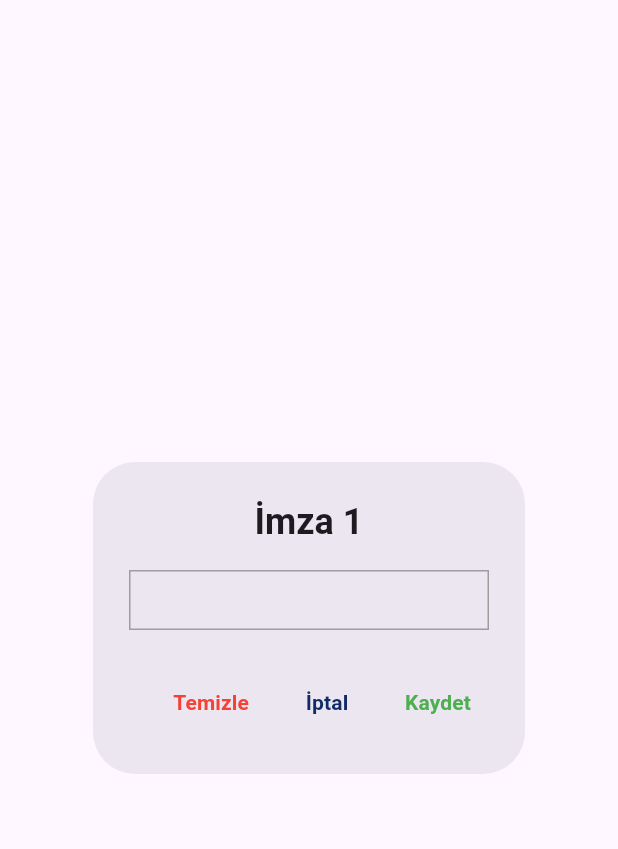
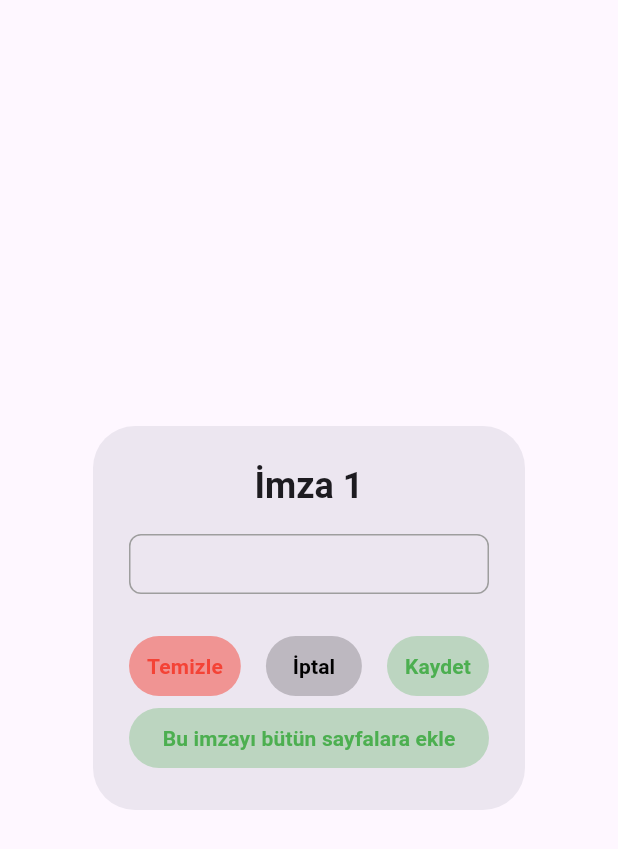
Before and after one commit to Just0lga/pdfsignpro, a Flutter app: the SignatureDialog widget shown alone on an empty page, opened directly with empty values, on a phone screen of 412 x 824 dp. Shown: the top 849 px of the screen. Run offline on Flutter 3.47's test engine with Material 3 defaults, Android fonts, the light colour scheme and no system bars; drawn by our look-alikes of signature; our stand-ins replace connectivity_plus, file_picker, flutter_riverpod, freezed_annotation, google_fonts, printing and 1 more; missing offline and left inert: ftpconnect, syncfusion_flutter_pdf; accounts and stored records are empty.

Commit message:
cuma günü sonu

```diff
--- a/lib/widgets/signature_dialog.dart
+++ b/lib/widgets/signature_dialog.dart
@@ -47,6 +47,7 @@ class _SignatureDialogState extends ConsumerState<SignatureDialog> {
     final notifier = ref.read(pdfProvider.notifier);
     final state = ref.watch(pdfProvider);
     final pageSize = state.pageSizes[widget.pageIndex] ?? Size(300, 200);
+
     return AlertDialog(
       title: Text(
         'İmza ${widget.signatureIndex + 1}',
@@ -59,14 +60,25 @@ class _SignatureDialogState extends ConsumerState<SignatureDialog> {
         alignment: Alignment.center,
         width: pageSize.width * 0.8,
         height: pageSize.height * 0.2,
-        decoration: BoxDecoration(border: Border.all(color: Colors.grey)),
+        decoration: BoxDecoration(
+            border: Border.all(color: Colors.grey),
+            borderRadius: BorderRadius.circular(8)),
         child: Signature(
           controller: _controller,
           backgroundColor: Colors.transparent,
         ),
       ),
       actions: [
+        Column(
+          mainAxisSize: MainAxisSize.min,
+          children: [
+            // İlk satır - Ana butonlar
+            Row(
+              mainAxisAlignment: MainAxisAlignment.spaceBetween,
+              children: [
                 TextButton(
+                  style: TextButton.styleFrom(
+                      backgroundColor: Colors.red.withOpacity(0.5)),
                   onPressed: () {
                     _controller.clear();
                     notifier.clearSignature(_key);
@@ -74,18 +86,23 @@ class _SignatureDialogState extends ConsumerState<SignatureDialog> {
                   },
                   child: const Text(
                     'Temizle',
-            style: TextStyle(color: Colors.red, fontWeight: FontWeight.bold),
+                    style: TextStyle(
+                        color: Colors.red, fontWeight: FontWeight.bold),
                   ),
                 ),
                 TextButton(
+                  style: TextButton.styleFrom(
+                      backgroundColor: Colors.black.withOpacity(0.2)),
                   onPressed: () => Navigator.pop(context),
                   child: const Text(
                     'İptal',
                     style: TextStyle(
-                color: Color(0xFF112b66), fontWeight: FontWeight.bold),
+                        color: Colors.black, fontWeight: FontWeight.bold),
                   ),
                 ),
                 TextButton(
+                  style: TextButton.styleFrom(
+                      backgroundColor: Colors.green.withOpacity(0.3)),
                   onPressed: () async {
                     final signature = await _controller.toPngBytes();
                     if (signature != null) {
@@ -95,8 +112,41 @@ class _SignatureDialogState extends ConsumerState<SignatureDialog> {
                   },
                   child: const Text(
                     'Kaydet',
-            style: TextStyle(color: Colors.green, fontWeight: FontWeight.bold),
+                    style: TextStyle(
+                        color: Colors.green, fontWeight: FontWeight.bold),
                   ),
+                ),
+              ],
+            ),
+            // İkinci satır - Tüm sayfalara ekle butonu
+            Container(
+              width: double.infinity,
+              child: TextButton(
+                style: TextButton.styleFrom(
+                    backgroundColor: Colors.green.withOpacity(0.3)),
+                onPressed: () async {
+                  final signature = await _controller.toPngBytes();
+                  if (signature != null) {
+                    // Tüm sayfalardaki aynı pozisyona imza ekle
+                    for (int pageIndex = 0;
+                        pageIndex < state.totalPages;
+                        pageIndex++) {
+                      final newKey = '${pageIndex}_${widget.signatureIndex}';
+                      notifier.updateSignature(newKey, signature);
+                    }
+                  }
+                  if (context.mounted) Navigator.pop(context);
+                },
+                child: const Text(
+                  "Bu imzayı bütün sayfalara ekle",
+                  style: TextStyle(
+                    color: Colors.green,
+                    fontWeight: FontWeight.bold,
+                  ),
+                ),
+              ),
+            ),
+          ],
         ),
       ],
     );
```
Also changed, not shown: lib/provider/x.dart (added, +92 -0 lines). Lines whose indentation alone changed are shown as unchanged.
